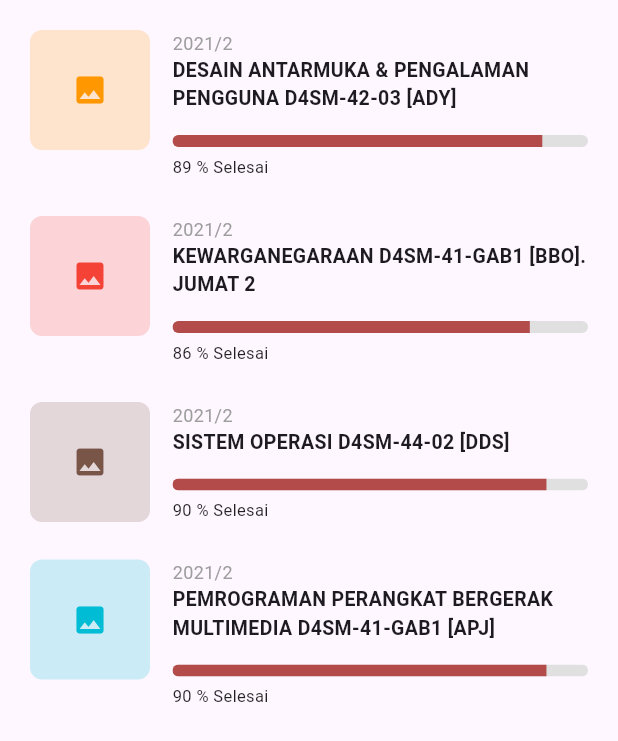
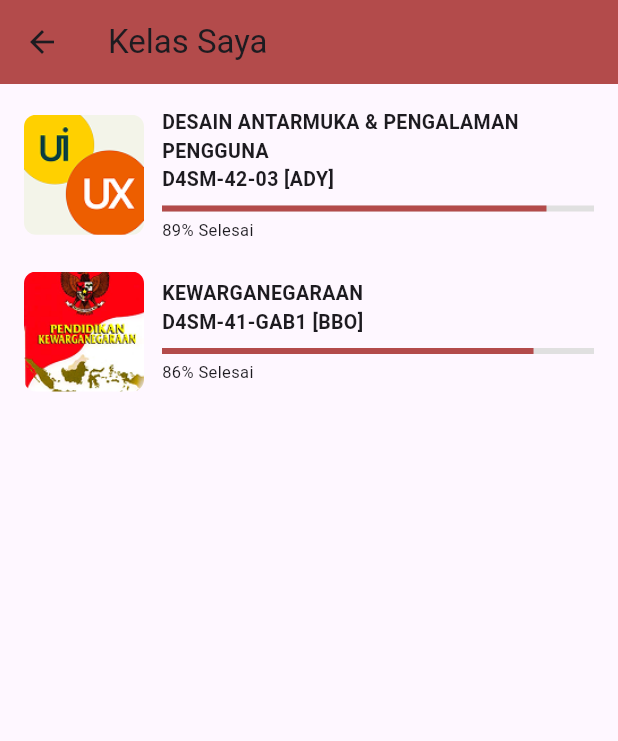
Before and after one commit to nunaprameswari/lms_hybird, a Flutter app: the KelasSaya screen opened directly, on a phone screen of 412 x 824 dp. Shown: the top 741 px of the screen. Run offline on Flutter 3.47's test engine with Material 3 defaults, Android fonts, the phone set to English and light mode, and no system bars.

Commit message:
melakukan perbaikan pada 3 file yaitu kelassaya, materi dan tugas

```diff
--- a/lib/fitur/kelassaya.dart
+++ b/lib/fitur/kelassaya.dart
@@ -1,106 +1,92 @@
 import 'package:flutter/material.dart';
-// import 'isiprofile.dart';
+import 'materi.dart';
 
 class KelasSaya extends StatelessWidget {
   const KelasSaya({super.key});
 
   static const List<Map<String, dynamic>> listKelas = [
     {
-      "title": "DESAIN ANTARMUKA & PENGALAMAN PENGGUNA D4SM-42-03 [ADY]",
+      "title": "DESAIN ANTARMUKA & PENGALAMAN PENGGUNA\nD4SM-42-03 [ADY]",
+      "image": "assets/image/uiux.png",
       "progress": 0.89,
-      "persen": "89 % Selesai",
-      "color": Colors.orange,
     },
     {
-      "title": "KEWARGANEGARAAN D4SM-41-GAB1 [BBO]. JUMAT 2",
+      "title": "KEWARGANEGARAAN\nD4SM-41-GAB1 [BBO]",
+      "image": "assets/image/ppkn.png",
       "progress": 0.86,
-      "persen": "86 % Selesai",
-      "color": Colors.red,
-    },
-    {
-      "title": "SISTEM OPERASI D4SM-44-02 [DDS]",
-      "progress": 0.90,
-      "persen": "90 % Selesai",
-      "color": Colors.brown,
-    },
-    {
-      "title": "PEMROGRAMAN PERANGKAT BERGERAK MULTIMEDIA D4SM-41-GAB1 [APJ]",
-      "progress": 0.90,
-      "persen": "90 % Selesai",
-      "color": Colors.cyan,
     },
   ];
 
   @override
   Widget build(BuildContext context) {
-    return ListView.builder(
-      padding: EdgeInsets.all(20),
+    return Scaffold(
+      appBar: AppBar(
+        title: const Text("Kelas Saya"),
+        backgroundColor: const Color(0xFFB34B4B),
+      ),
+      body: ListView.builder(
+        padding: const EdgeInsets.all(16),
         itemCount: listKelas.length,
         itemBuilder: (context, index) {
-        return Padding(
-          padding: const EdgeInsets.only(bottom: 25),
+          final kelas = listKelas[index];
+
+          return InkWell(
+            onTap: () {
+              Navigator.push(
+                context,
+                MaterialPageRoute(
+                  builder: (_) => MateriPage(namaKelas: kelas["title"]),
+                ),
+              );
+            },
+            child: Container(
+              margin: const EdgeInsets.only(bottom: 20),
               child: Row(
-            crossAxisAlignment: CrossAxisAlignment.start,
                 children: [
-              // Thumbnail Box
-              Container(
+                  // IMAGE
+                  ClipRRect(
+                    borderRadius: BorderRadius.circular(8),
+                    child: Image.asset(
+                      kelas["image"],
                       width: 80,
                       height: 80,
-                decoration: BoxDecoration(
-                  color: KelasSaya.listKelas[index]["color"].withOpacity(0.2),
-                  borderRadius: BorderRadius.circular(8),
-                ),
-                child: Center(
-                  child: Icon(
-                    Icons.image,
-                    color: KelasSaya.listKelas[index]["color"],
+                      fit: BoxFit.cover,
                     ),
                   ),
-              ),
-              SizedBox(width: 15),
-              // Info Kelas & Progress
+                  const SizedBox(width: 12),
+
+                  // INFO
                   Expanded(
                     child: Column(
                       crossAxisAlignment: CrossAxisAlignment.start,
                       children: [
                         Text(
-                      "2021/2",
-                      style: TextStyle(color: Colors.grey, fontSize: 12),
-                    ),
-                    Text(
-                      KelasSaya.listKelas[index]["title"],
-                      maxLines: 2,
-                      overflow: TextOverflow.ellipsis,
-                      style: TextStyle(
+                          kelas["title"],
+                          style: const TextStyle(
                             fontWeight: FontWeight.bold,
                             fontSize: 13,
                           ),
                         ),
-                    SizedBox(height: 15),
-                    // Custom Progress Bar
-                    ClipRRect(
-                      borderRadius: BorderRadius.circular(10),
-                      child: LinearProgressIndicator(
-                        value: KelasSaya.listKelas[index]["progress"],
-                        backgroundColor: Colors.grey[300],
-                        valueColor: AlwaysStoppedAnimation<Color>(
-                          Color(0xFFB34B4B),
+                        const SizedBox(height: 8),
+                        LinearProgressIndicator(
+                          value: kelas["progress"],
+                          color: const Color(0xFFB34B4B),
+                          backgroundColor: Colors.grey.shade300,
                         ),
-                        minHeight: 8,
-                      ),
-                    ),
-                    SizedBox(height: 5),
+                        const SizedBox(height: 4),
                         Text(
-                      KelasSaya.listKelas[index]["persen"],
-                      style: TextStyle(fontSize: 11, color: Colors.black87),
+                          "${(kelas["progress"] * 100).toInt()}% Selesai",
+                          style: const TextStyle(fontSize: 11),
                         ),
                       ],
                     ),
                   ),
                 ],
               ),
+            ),
           );
         },
+      ),
     );
   }
 }
```
Also changed, not shown: lib/fitur/materi.dart (+73 -55 lines), lib/fitur/tugas.dart (+30 -57 lines). Lines whose indentation alone changed are shown as unchanged.
